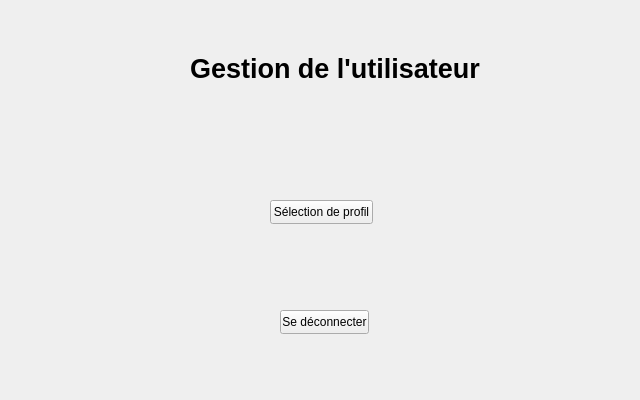
The window that VisualiseurBDD/ManageUser.ui (doriangilbert/VisualiseurBDDQt) describes before a commit, drawn with Qt 5.
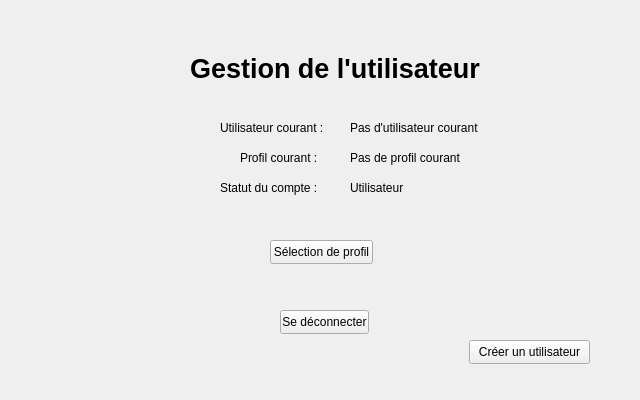
The same window after the commit.

Commit message: Ajout d'un accès à la création d'un utilisateur uniquement pour un administrateur et ajouts d'affichages dans la page de gestion de l'utilisateur

```diff
--- a/VisualiseurBDD/ManageUser.ui
+++ b/VisualiseurBDD/ManageUser.ui
@@ -30,7 +30,7 @@
    <property name="geometry">
     <rect>
      <x>270</x>
-     <y>200</y>
+     <y>240</y>
      <width>103</width>
      <height>24</height>
     </rect>
@@ -58,6 +58,97 @@
     <string>Gestion de l'utilisateur</string>
    </property>
   </widget>
+  <widget class="QPushButton" name="creerUtilisateurPushButton">
+   <property name="geometry">
+    <rect>
+     <x>469</x>
+     <y>340</y>
+     <width>121</width>
+     <height>24</height>
+    </rect>
+   </property>
+   <property name="text">
+    <string>Créer un utilisateur</string>
+   </property>
+  </widget>
+  <widget class="QLabel" name="label_2">
+   <property name="geometry">
+    <rect>
+     <x>220</x>
+     <y>120</y>
+     <width>111</width>
+     <height>16</height>
+    </rect>
+   </property>
+   <property name="text">
+    <string>Utilisateur courant : </string>
+   </property>
+  </widget>
+  <widget class="QLabel" name="label_3">
+   <property name="geometry">
+    <rect>
+     <x>240</x>
+     <y>150</y>
+     <width>81</width>
+     <height>16</height>
+    </rect>
+   </property>
+   <property name="text">
+    <string>Profil courant :</string>
+   </property>
+  </widget>
+  <widget class="QLabel" name="utilisateurCourantLabel">
+   <property name="geometry">
+    <rect>
+     <x>350</x>
+     <y>120</y>
+     <width>261</width>
+     <height>16</height>
+    </rect>
+   </property>
+   <property name="text">
+    <string>Pas d'utilisateur courant</string>
+   </property>
+  </widget>
+  <widget class="QLabel" name="profilCourantLabel">
+   <property name="geometry">
+    <rect>
+     <x>350</x>
+     <y>150</y>
+     <width>261</width>
+     <height>16</height>
+    </rect>
+   </property>
+   <property name="text">
+    <string>Pas de profil courant</string>
+   </property>
+  </widget>
+  <widget class="QLabel" name="label_4">
+   <property name="geometry">
+    <rect>
+     <x>220</x>
+     <y>180</y>
+     <width>101</width>
+     <height>16</height>
+    </rect>
+   </property>
+   <property name="text">
+    <string>Statut du compte :</string>
+   </property>
+  </widget>
+  <widget class="QLabel" name="statutCompteLabel">
+   <property name="geometry">
+    <rect>
+     <x>350</x>
+     <y>180</y>
+     <width>261</width>
+     <height>16</height>
+    </rect>
+   </property>
+   <property name="text">
+    <string>Utilisateur</string>
+   </property>
+  </widget>
  </widget>
  <resources/>
  <connections/>
```
The commit also changes 5 other files.
